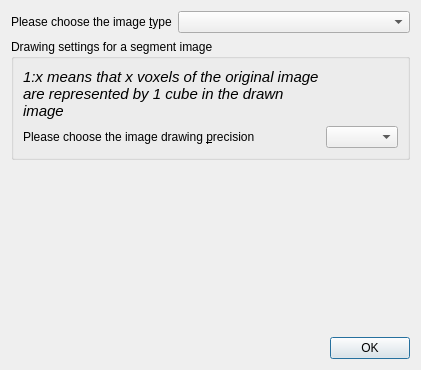
The window that demo/Polyhedron/Plugins/Mesh_3/Image_res_dialog.ui (CGAL/releases) describes before a commit, drawn with Qt 5.
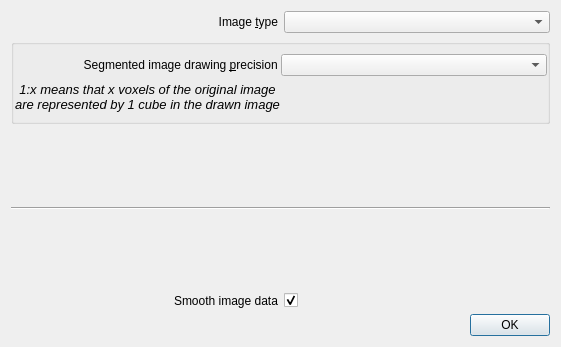
The same window after the commit.

Diff of the .ui file:
```diff
--- a/demo/Polyhedron/Plugins/Mesh_3/Image_res_dialog.ui
+++ b/demo/Polyhedron/Plugins/Mesh_3/Image_res_dialog.ui
@@ -6,8 +6,8 @@
    <rect>
     <x>0</x>
     <y>0</y>
-    <width>421</width>
-    <height>370</height>
+    <width>561</width>
+    <height>347</height>
    </rect>
   </property>
   <property name="sizePolicy">
@@ -19,24 +19,8 @@
   <property name="windowTitle">
    <string>Load a 3D image</string>
   </property>
-  <layout class="QGridLayout" name="gridLayout" rowstretch="0,0,0,0,0,0,0,0,0,0,0,0,0" columnstretch="0,1">
-   <item row="11" column="0" colspan="2">
-    <spacer name="verticalSpacer">
-     <property name="orientation">
-      <enum>Qt::Vertical</enum>
-     </property>
-     <property name="sizeHint" stdset="0">
-      <size>
-       <width>20</width>
-       <height>0</height>
-      </size>
-     </property>
-    </spacer>
-   </item>
-   <item row="0" column="1">
-    <widget class="QComboBox" name="imageType"/>
-   </item>
-   <item row="12" column="0" colspan="2">
+  <layout class="QGridLayout" name="gridLayout" rowstretch="0,0,0,0,0,0,0,0,0,0,0,0,0,0,0,0,0,0,0,0,0,0,0,0,0,0" columnstretch="0,0">
+   <item row="25" column="0" colspan="2">
     <widget class="QDialogButtonBox" name="buttonBox">
      <property name="orientation">
       <enum>Qt::Horizontal</enum>
@@ -46,33 +30,31 @@
      </property>
     </widget>
    </item>
-   <item row="0" column="0">
-    <widget class="QLabel" name="label_3">
-     <property name="text">
-      <string>Please choose the image &amp;type</string>
-     </property>
-     <property name="buddy">
-      <cstring>imageType</cstring>
-     </property>
-    </widget>
-   </item>
-   <item row="2" column="0" colspan="2">
+   <item row="3" column="0" colspan="2">
     <widget class="QGroupBox" name="groupBox">
      <property name="title">
-      <string>Drawing settings for a segment image</string>
+      <string/>
      </property>
      <layout class="QGridLayout" name="gridLayout_2">
+      <property name="leftMargin">
+       <number>0</number>
+      </property>
+      <property name="rightMargin">
+       <number>0</number>
+      </property>
+      <property name="horizontalSpacing">
+       <number>0</number>
+      </property>
       <item row="0" column="0">
-       <layout class="QGridLayout" name="gridLayout_3" columnstretch="0,1">
-        <item row="2" column="1">
-         <widget class="QComboBox" name="precisionList">
-          <property name="editable">
-           <bool>false</bool>
-          </property>
-         </widget>
-        </item>
-        <item row="0" column="0">
-         <widget class="QLabel" name="label_2">
+       <layout class="QGridLayout" name="gridLayout_3" columnstretch="0,0">
+        <property name="horizontalSpacing">
+         <number>0</number>
+        </property>
+        <property name="verticalSpacing">
+         <number>6</number>
+        </property>
+        <item row="2" column="0">
+         <widget class="QLabel" name="drawingPrecisionCommentLabel">
           <property name="font">
            <font>
             <pointsize>11</pointsize>
@@ -80,20 +62,23 @@
            </font>
           </property>
           <property name="text">
-           <string>1:x means that x voxels of the original image are represented by 1 cube in the drawn image</string>
+           <string>&lt;html&gt;&lt;head/&gt;&lt;body&gt;&lt;p align=&quot;center&quot;&gt;&lt;span style=&quot; font-size:10pt;&quot;&gt;1:x means that x voxels of the original image are represented by 1 cube in the drawn image&lt;/span&gt;&lt;/p&gt;&lt;/body&gt;&lt;/html&gt;</string>
           </property>
           <property name="wordWrap">
            <bool>true</bool>
           </property>
          </widget>
         </item>
-        <item row="2" column="0">
-         <widget class="QLabel" name="label">
+        <item row="1" column="0">
+         <widget class="QLabel" name="drawingPrecisionLabel">
+          <property name="enabled">
+           <bool>true</bool>
+          </property>
           <property name="lineWidth">
            <number>1</number>
           </property>
           <property name="text">
-           <string>Please choose the image drawing &amp;precision</string>
+           <string>&lt;html&gt;&lt;head/&gt;&lt;body&gt;&lt;p align=&quot;right&quot;&gt;Segmented image drawing &amp;amp;precision  &lt;/p&gt;&lt;/body&gt;&lt;/html&gt;</string>
           </property>
           <property name="wordWrap">
            <bool>true</bool>
@@ -103,11 +88,81 @@
           </property>
          </widget>
         </item>
+        <item row="1" column="1">
+         <widget class="QComboBox" name="precisionList">
+          <property name="editable">
+           <bool>false</bool>
+          </property>
+         </widget>
+        </item>
        </layout>
       </item>
      </layout>
     </widget>
    </item>
+   <item row="5" column="0" colspan="2">
+    <spacer name="verticalSpacer">
+     <property name="orientation">
+      <enum>Qt::Vertical</enum>
+     </property>
+     <property name="sizeHint" stdset="0">
+      <size>
+       <width>20</width>
+       <height>40</height>
+      </size>
+     </property>
+    </spacer>
+   </item>
+   <item row="20" column="0" colspan="2">
+    <spacer name="verticalSpacer_2">
+     <property name="orientation">
+      <enum>Qt::Vertical</enum>
+     </property>
+     <property name="sizeHint" stdset="0">
+      <size>
+       <width>20</width>
+       <height>40</height>
+      </size>
+     </property>
+    </spacer>
+   </item>
+   <item row="0" column="0">
+    <widget class="QLabel" name="imageTypeLabel">
+     <property name="text">
+      <string>&lt;html&gt;&lt;head/&gt;&lt;body&gt;&lt;p align=&quot;right&quot;&gt;Image &amp;amp;type&lt;/p&gt;&lt;/body&gt;&lt;/html&gt;</string>
+     </property>
+     <property name="buddy">
+      <cstring>imageType</cstring>
+     </property>
+    </widget>
+   </item>
+   <item row="6" column="0" colspan="2">
+    <widget class="Line" name="line">
+     <property name="orientation">
+      <enum>Qt::Horizontal</enum>
+     </property>
+    </widget>
+   </item>
+   <item row="21" column="0" alignment="Qt::AlignRight">
+    <widget class="QLabel" name="smoothImageLabel">
+     <property name="text">
+      <string>Smooth image data</string>
+     </property>
+    </widget>
+   </item>
+   <item row="21" column="1" alignment="Qt::AlignLeft">
+    <widget class="QCheckBox" name="smoothImage">
+     <property name="text">
+      <string/>
+     </property>
+     <property name="checked">
+      <bool>true</bool>
+     </property>
+    </widget>
+   </item>
+   <item row="0" column="1">
+    <widget class="QComboBox" name="imageType"/>
+   </item>
   </layout>
  </widget>
  <resources/>
```
